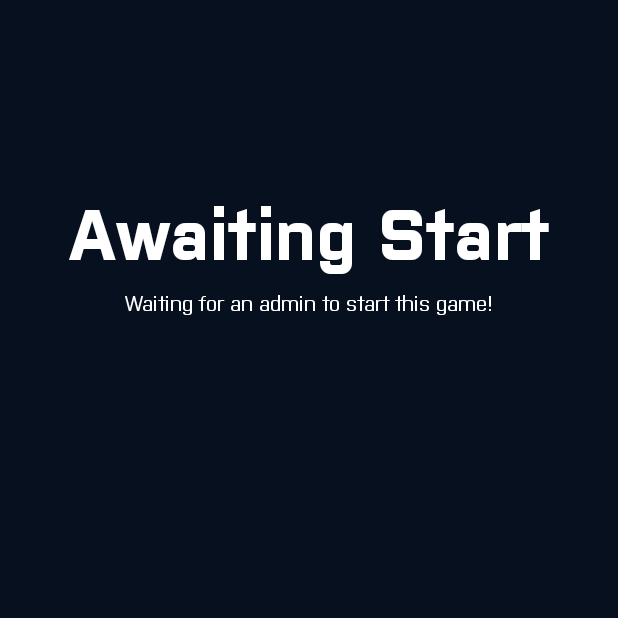
After one commit to TrailCompass/app, an Android app: the AwaitStartActivity screen opened directly, with no data from a screen before it, on a phone screen of 412 x 824 dp, the top half of it. The commit adds this screen. Run offline under Robolectric (Android 15) with nearby library versions, the phone set to English and light mode, and no system bars; 4 statements that could not run were skipped.

Commit message:
Doin' stuff

```diff
--- a/api/src/main/java/space/itoncek/trailcompass/client/api/HideAndSeekAPI.java
+++ b/api/src/main/java/space/itoncek/trailcompass/client/api/HideAndSeekAPI.java
@@ -100,6 +100,15 @@ public abstract class HideAndSeekAPI {
         }
     }
 
+
+    public String getCurrentHider() throws IOException {
+        HideAndSeekConfig cfg = getConfig();
+        try(Response res = getAuthd(cfg.base_url + "/gamemanager/currentHider")){
+            assert (res != null ? res.body() : null) != null;
+            return res.body().string();
+        }
+    }
+
     public Response get(String url) throws IOException {
         Request request = new Request.Builder()
                 .url(url)
--- a/app/src/main/AndroidManifest.xml
+++ b/app/src/main/AndroidManifest.xml
@@ -27,8 +27,11 @@
         android:label="@string/app_name"
         android:roundIcon="@mipmap/icon_round"
         android:supportsRtl="true"
-        android:usesCleartextTraffic="true"
-        android:theme="@style/Theme.TrailCompass">
+        android:theme="@style/Theme.TrailCompass"
+        android:usesCleartextTraffic="true">
+        <activity
+            android:name=".hideandseek.ui.AwaitStartActivity"
+            android:exported="false" />
         <activity
             android:name=".hideandseek.ui.LoginActivity"
             android:exported="false" />
--- /dev/null
+++ b/app/src/main/java/space/itoncek/trailcompass/app/hideandseek/ui/AwaitStartActivity.java
@@ -0,0 +1,53 @@
+package space.itoncek.trailcompass.app.hideandseek.ui;
+
+import android.os.Bundle;
+import android.util.Log;
+import android.widget.TextView;
+
+import androidx.activity.EdgeToEdge;
+import androidx.appcompat.app.AppCompatActivity;
+import androidx.core.graphics.Insets;
+import androidx.core.view.ViewCompat;
+import androidx.core.view.WindowInsetsCompat;
+
+import java.io.IOException;
+
+import space.itoncek.trailcompass.app.R;
+import space.itoncek.trailcompass.app.hideandseek.api.HideAndSeekAPIFactory;
+import space.itoncek.trailcompass.client.api.HideAndSeekAPI;
+
+public class AwaitStartActivity extends AppCompatActivity {
+
+    private HideAndSeekAPI api;
+
+    @Override
+    protected void onCreate(Bundle savedInstanceState) {
+        super.onCreate(savedInstanceState);
+        EdgeToEdge.enable(this);
+        setContentView(R.layout.activity_hideandseek_awaitstart);
+        ViewCompat.setOnApplyWindowInsetsListener(findViewById(R.id.main), (v, insets) -> {
+            Insets systemBars = insets.getInsets(WindowInsetsCompat.Type.systemBars());
+            v.setPadding(systemBars.left, systemBars.top, systemBars.right, systemBars.bottom);
+            return insets;
+        });
+
+        api = new HideAndSeekAPIFactory(getFilesDir()).generateHideAndSeekAPI();
+
+        loadMeta();
+    }
+
+    private void loadMeta() {
+        Thread t = new Thread(()->{
+            try {
+                if(api.amIAdmin()) {
+                    String hider = api.getCurrentHider();
+                    runOnUiThread(()-> ((TextView)findViewById(R.id.await_admin_current_hider))
+                            .setText(String.format(getResources().getString(R.string.await_admin_current_hider),hider)));
+                }
+            } catch (IOException e) {
+                Log.e(AwaitStartActivity.class.getName(),"Unable to connect to the server!",e);
+            }
+        });
+        t.start();
+    }
+}
--- a/app/src/main/java/space/itoncek/trailcompass/app/hideandseek/ui/LoginActivity.java
+++ b/app/src/main/java/space/itoncek/trailcompass/app/hideandseek/ui/LoginActivity.java
@@ -193,8 +193,7 @@ public class LoginActivity extends AppCompatActivity {
     }
 
     private void loaded() {
-        Toast.makeText(this, "Logged in!", Toast.LENGTH_SHORT).show();
-        Intent intent = new Intent(this, MapView.class);
+        Intent intent = new Intent(this, AwaitStartActivity.class);
         startActivity(intent);
         finish();
     }
--- a/app/src/main/java/space/itoncek/trailcompass/app/hideandseek/ui/MapView.java
+++ b/app/src/main/java/space/itoncek/trailcompass/app/hideandseek/ui/MapView.java
@@ -38,7 +38,7 @@ public class MapView extends AppCompatActivity {
     protected void onCreate(Bundle savedInstanceState) {
         super.onCreate(savedInstanceState);
         EdgeToEdge.enable(this);
-        setContentView(R.layout.activity_hideandseek_mapview);
+        setContentView(R.layout.activity_seek_mapview);
         ViewCompat.setOnApplyWindowInsetsListener(findViewById(R.id.main), (v, insets) -> {
             Insets systemBars = insets.getInsets(WindowInsetsCompat.Type.systemBars());
             v.setPadding(systemBars.left, systemBars.top, systemBars.right, systemBars.bottom);
--- /dev/null
+++ b/app/src/main/res/layout/activity_hideandseek_awaitstart.xml
@@ -0,0 +1,100 @@
+<?xml version="1.0" encoding="utf-8"?>
+<androidx.constraintlayout.widget.ConstraintLayout xmlns:android="http://schemas.android.com/apk/res/android"
+    xmlns:app="http://schemas.android.com/apk/res-auto"
+    xmlns:tools="http://schemas.android.com/tools"
+    android:id="@+id/main"
+    android:layout_width="match_parent"
+    android:layout_height="match_parent"
+    android:background="@color/design_shadow"
+    tools:context=".hideandseek.ui.AwaitStartActivity">
+
+    <TextView
+        android:id="@+id/await_title"
+        android:layout_width="wrap_content"
+        android:layout_height="wrap_content"
+        android:layout_marginTop="128dp"
+        android:fontFamily="@font/bold"
+        android:text="@string/await_title"
+        android:textSize="48sp"
+        app:layout_constraintEnd_toEndOf="parent"
+        app:layout_constraintStart_toStartOf="parent"
+        app:layout_constraintTop_toTopOf="parent" />
+
+    <TextView
+        android:id="@+id/textView4"
+        android:layout_width="wrap_content"
+        android:layout_height="wrap_content"
+        android:layout_marginTop="8dp"
+        android:text="@string/await_user_message"
+        app:layout_constraintEnd_toEndOf="@+id/await_title"
+        app:layout_constraintStart_toStartOf="@+id/await_title"
+        app:layout_constraintTop_toBottomOf="@+id/await_title" />
+
+    <androidx.cardview.widget.CardView
+        android:id="@+id/await_admin_card"
+        android:layout_width="0dp"
+        android:layout_height="wrap_content"
+        android:layout_marginStart="16dp"
+        android:layout_marginTop="64dp"
+        android:layout_marginEnd="16dp"
+        android:visibility="gone"
+        app:cardBackgroundColor="@color/design_bg"
+        app:cardCornerRadius="8sp"
+        app:cardElevation="8sp"
+        app:layout_constraintEnd_toEndOf="parent"
+        app:layout_constraintStart_toStartOf="parent"
+        app:layout_constraintTop_toBottomOf="@+id/textView4">
+
+        <androidx.constraintlayout.widget.ConstraintLayout
+            android:layout_width="match_parent"
+            android:layout_height="wrap_content">
+
+            <TextView
+                android:id="@+id/await_admin_waiting"
+                android:layout_width="wrap_content"
+                android:layout_height="wrap_content"
+                android:layout_marginStart="12dp"
+                android:layout_marginTop="12dp"
+                android:text="@string/await_admin_title"
+                app:layout_constraintBottom_toTopOf="@+id/await_admin_current_hider"
+                app:layout_constraintStart_toStartOf="parent"
+                app:layout_constraintTop_toTopOf="parent"
+                app:layout_constraintVertical_bias="0.0"
+                app:layout_constraintVertical_chainStyle="packed" />
+
+            <TextView
+                android:id="@+id/await_admin_current_hider"
+                android:layout_width="wrap_content"
+                android:layout_height="wrap_content"
+                android:layout_marginTop="8dp"
+                android:text="@string/await_admin_current_hider"
+                app:layout_constraintBottom_toTopOf="@+id/await_switch"
+                app:layout_constraintStart_toStartOf="@+id/await_admin_waiting"
+                app:layout_constraintTop_toBottomOf="@+id/await_admin_waiting" />
+
+            <Button
+                android:id="@+id/await_start"
+                android:layout_width="wrap_content"
+                android:layout_height="wrap_content"
+                android:layout_marginEnd="12dp"
+                android:layout_marginBottom="8dp"
+                android:backgroundTint="@color/design_shadow"
+                android:text="@string/await_start_game"
+                android:textColor="@color/design_fg"
+                app:layout_constraintBottom_toBottomOf="parent"
+                app:layout_constraintEnd_toEndOf="parent" />
+
+            <Button
+                android:id="@+id/await_switch"
+                android:layout_width="wrap_content"
+                android:layout_height="wrap_content"
+                android:layout_marginTop="8dp"
+                android:backgroundTint="@color/design_shadow"
+                android:text="@string/await_switch_header"
+                android:textColor="@color/design_fg"
+                app:layout_constraintBottom_toBottomOf="@+id/await_start"
+                app:layout_constraintStart_toStartOf="@+id/await_admin_current_hider"
+                app:layout_constraintTop_toBottomOf="@+id/await_admin_current_hider" />
+        </androidx.constraintlayout.widget.ConstraintLayout>
+    </androidx.cardview.widget.CardView>
+</androidx.constraintlayout.widget.ConstraintLayout>
--- a/app/src/main/res/values/strings.xml
+++ b/app/src/main/res/values/strings.xml
@@ -25,6 +25,12 @@
     <string name="login_map_download_progress">Map download {0}%</string>
     <string name="generic_loading">Loading...</string>
     <string name="acsbl_btn_reload">Reload all the meta on this page</string>
+    <string name="await_title">Awaiting Start</string>
+    <string name="await_user_message">Waiting for an admin to start this game!</string>
+    <string name="await_admin_current_hider">Current hider: %s</string>
+    <string name="await_admin_title"><![CDATA[Please select the hider & start the game]]></string>
+    <string name="await_start_game">Start game</string>
+    <string name="await_switch_header">Switch hider</string>
 
     <string-array name="gamemodes">
         <item>Hide and seek</item>
--- a/gradle/libs.versions.toml
+++ b/gradle/libs.versions.toml
@@ -12,7 +12,7 @@ junit = "4.13.2"
 junitVersion = "1.2.1"
 espressoCore = "3.6.1"
 appcompat = "1.7.0"
-mapsforge = "4674895"
+mapsforge = "0.23.0"
 material = "1.12.0"
 activity = "1.10.1"
 constraintlayout = "2.2.1"
```
Also changed, not shown: app/src/main/res/layout/activity_seek_mapview.xml (renamed from app/src/main/res/layout/activity_hideandseek_mapview.xml).
